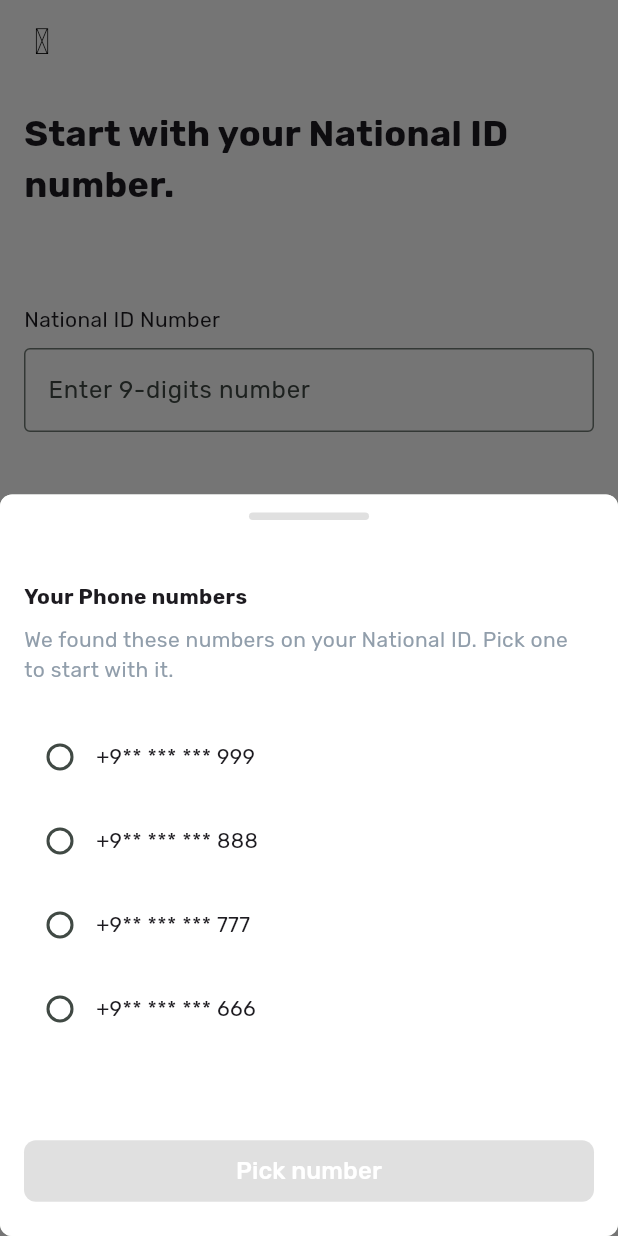
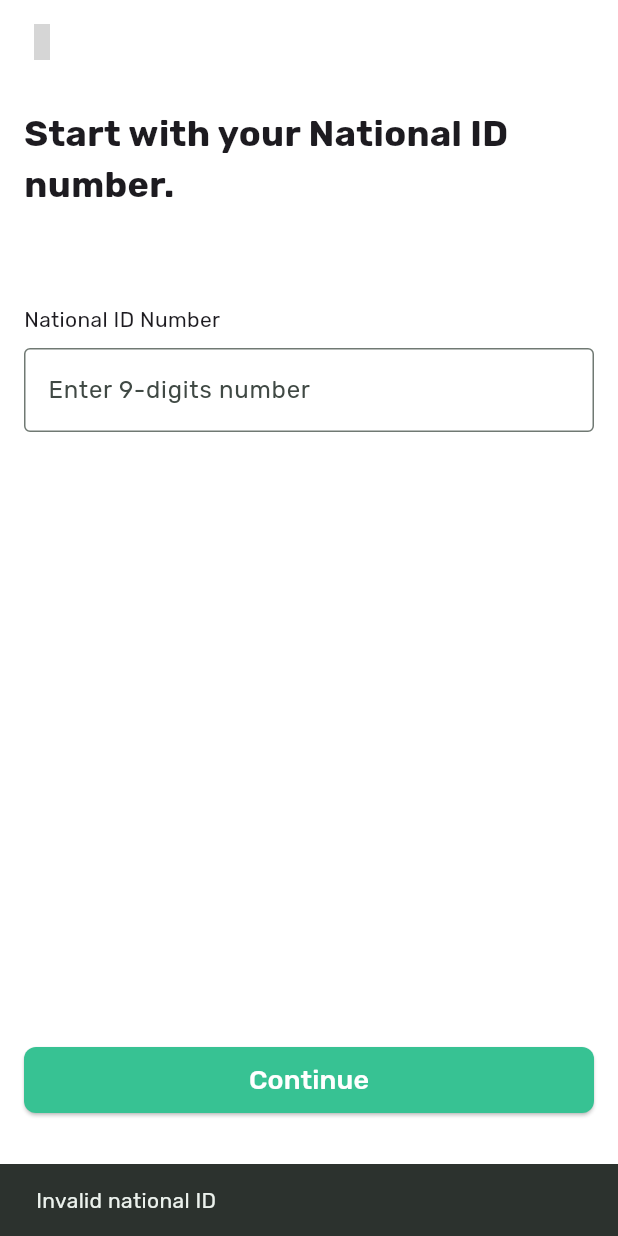
Before and after one commit to awaref/IFIN-BANKID-flutter, a Flutter app: the NationalIdScreen screen opened directly, after a tap on "Continue", on a phone screen of 412 x 824 dp. Run offline on Flutter 3.47's test engine with Material 3 defaults, Android fonts, the phone set to English and light mode, and no system bars; our stand-ins replace file_picker, flutter_svg, google_fonts, hugeicons, local_auth, permission_handler and 3 more; missing offline and left inert: crop_your_image; accounts and stored records are empty; grey boxes are pictures that could not be loaded.

Commit message:
feat(verification): add phone number masking and API integration
- Add phone number masking utility in verification screen
- Integrate Malaa API client for fetching phone numbers
- Add loading state and validation for national ID input
- Update phone number selection modal to use API results

```diff
--- a/lib/screens/national_id_screen.dart
+++ b/lib/screens/national_id_screen.dart
@@ -3,9 +3,11 @@ import 'package:flutter/material.dart';
 import 'package:bankid_app/l10n/app_localizations.dart';
 import 'package:bankid_app/screens/setup_passcode_screen.dart';
 import 'package:hugeicons/hugeicons.dart';
+import 'package:bankid_app/services/malaa_api_client.dart';
 
 class NationalIdScreen extends StatefulWidget {
-  const NationalIdScreen({super.key});
+  final MalaaApiClient? malaaClient;
+  const NationalIdScreen({super.key, this.malaaClient});
 
   @override
   State<NationalIdScreen> createState() => _NationalIdScreenState();
@@ -14,6 +16,7 @@ class NationalIdScreen extends StatefulWidget {
 class _NationalIdScreenState extends State<NationalIdScreen> {
   final TextEditingController _idController = TextEditingController();
   String? _selectedPhoneNumber;
+  bool _loading = false;
 
   @override
   Widget build(BuildContext context) {
@@ -71,9 +74,39 @@ class _NationalIdScreenState extends State<NationalIdScreen> {
             SizedBox(
               width: double.infinity,
               child: ElevatedButton(
-                onPressed: () {
-                  _showPhoneNumberBottomSheet(context);
-                },
+                onPressed: _loading
+                    ? null
+                    : () async {
+                        final civil = _idController.text.trim();
+                        if (!_isValidCivil(civil)) {
+                          ScaffoldMessenger.of(context).showSnackBar(
+                            const SnackBar(content: Text('Invalid national ID')),
+                          );
+                          return;
+                        }
+                        setState(() => _loading = true);
+                        final client = widget.malaaClient ?? MalaaApiClient();
+                        final res = await client.fetchPhoneNumbers(civilNumber: civil);
+                        setState(() => _loading = false);
+                        if (res.error != null) {
+                          if (!mounted) return;
+                          ScaffoldMessenger.of(context).showSnackBar(
+                            SnackBar(content: Text(res.error!)),
+                          );
+                          return;
+                        }
+                        if (!mounted) return;
+                        await _showPhoneNumberBottomSheet(context, res.numbers);
+                        if (_selectedPhoneNumber != null) {
+                          if (!mounted) return;
+                          Navigator.of(context).push(
+                            MaterialPageRoute(
+                              builder: (context) =>
+                                  VerificationCodeScreen(phoneNumber: _selectedPhoneNumber!),
+                            ),
+                          );
+                        }
+                      },
                 style: ElevatedButton.styleFrom(
                   backgroundColor: Color(0xFF37C293),
                   padding: const EdgeInsets.symmetric(vertical: 9),
@@ -87,6 +120,10 @@ class _NationalIdScreenState extends State<NationalIdScreen> {
                 ),
               ),
             ),
+            if (_loading) ...[
+              const SizedBox(height: 16),
+              const Center(child: CircularProgressIndicator()),
+            ],
             const SizedBox(height: 64),
           ],
         ),
@@ -94,13 +131,14 @@ class _NationalIdScreenState extends State<NationalIdScreen> {
     );
   }
 
-  void _showPhoneNumberBottomSheet(BuildContext context) {
+  Future<void> _showPhoneNumberBottomSheet(BuildContext context, List<String> numbers) async {
     final l10n = AppLocalizations.of(context)!;
-    showModalBottomSheet(
+    final String? selectedNumberFromModal = await showModalBottomSheet<String>(
       context: context,
       isScrollControlled: true,
       shape: RoundedRectangleBorder(borderRadius: BorderRadius.circular(8)),
       builder: (BuildContext context) {
+        String? modalSelectedPhoneNumber = _selectedPhoneNumber; // Local state for the modal
         return StatefulBuilder(
           builder: (BuildContext context, StateSetter setModalState) {
             return DraggableScrollableSheet(
@@ -147,24 +185,28 @@ class _NationalIdScreenState extends State<NationalIdScreen> {
                                 style: TextStyle(fontSize: 14, color: Color(0xFF919EAB), fontWeight: FontWeight.w400),
                               ),
                               const SizedBox(height: 24),
-                              _buildPhoneNumberOption(setModalState, '+9** *** *** 999'),
-                              const SizedBox(height: 8),
-                              _buildPhoneNumberOption(setModalState, '+9** *** *** 888'),
-                              const SizedBox(height: 8),
-                              _buildPhoneNumberOption(setModalState, '+9** *** *** 777'),
-                              const SizedBox(height: 8),
-                              _buildPhoneNumberOption(setModalState, '+9** *** *** 666'),
+                              RadioGroup<String>(
+                                groupValue: modalSelectedPhoneNumber,
+                                onChanged: (value) {
+                                  setModalState(() {
+                                    modalSelectedPhoneNumber = value;
+                                  });
+                                },
+                                child: Column(
+                                  children: [
+                                    for (final n in numbers) ...[
+                                      _buildPhoneNumberOption(setModalState, n),
+                                      const SizedBox(height: 8),
+                                    ],
+                                  ],
+                                ),
+                              ),
                               const SizedBox(height: 60),
                               SizedBox(
                                 width: double.infinity,
                                 child: ElevatedButton(
-                                  onPressed: _selectedPhoneNumber != null ? () {
-                                    Navigator.of(context).push(
-                                      MaterialPageRoute(
-                                        builder: (context) =>
-                                            const VerificationCodeScreen(),
-                                      ),
-                                    );
+                                  onPressed: modalSelectedPhoneNumber != null ? () {
+                                    Navigator.of(context).pop(modalSelectedPhoneNumber); // Pop with the selected number
                                   } : null,
                                   style: ElevatedButton.styleFrom(
                                     backgroundColor: const Color(0xFF37C293),
@@ -195,6 +237,12 @@ class _NationalIdScreenState extends State<NationalIdScreen> {
         );
       },
     );
+
+    if (selectedNumberFromModal != null) {
+      setState(() {
+        _selectedPhoneNumber = selectedNumberFromModal;
+      });
+    }
   }
 
   Widget _buildPhoneNumberOption(
@@ -202,11 +250,6 @@ class _NationalIdScreenState extends State<NationalIdScreen> {
     String phoneNumber,
   ) {
     return GestureDetector(
-      onTap: () {
-        setModalState(() {
-          _selectedPhoneNumber = phoneNumber;
-        });
-      },
       child: Container(
         padding: const EdgeInsets.all(0),
         decoration: BoxDecoration(
@@ -216,12 +259,6 @@ class _NationalIdScreenState extends State<NationalIdScreen> {
           children: [
             Radio<String>(
               value: phoneNumber,
-              groupValue: _selectedPhoneNumber,
-              onChanged: (String? value) {
-                setModalState(() {
-                  _selectedPhoneNumber = value;
-                });
-              },
               activeColor: Color(0xFF37C293),
             ),
             Text(
@@ -233,4 +270,9 @@ class _NationalIdScreenState extends State<NationalIdScreen> {
       ),
     );
   }
+
+  bool _isValidCivil(String civil) {
+    final d = civil.replaceAll(RegExp(r'\D'), '');
+    return d.length >= 6;
+  }
 }
```
Also changed, not shown: lib/screens/verification_code_screen.dart (+13 -2 lines), lib/services/malaa_api_client.dart (added, +271 -0 lines).
